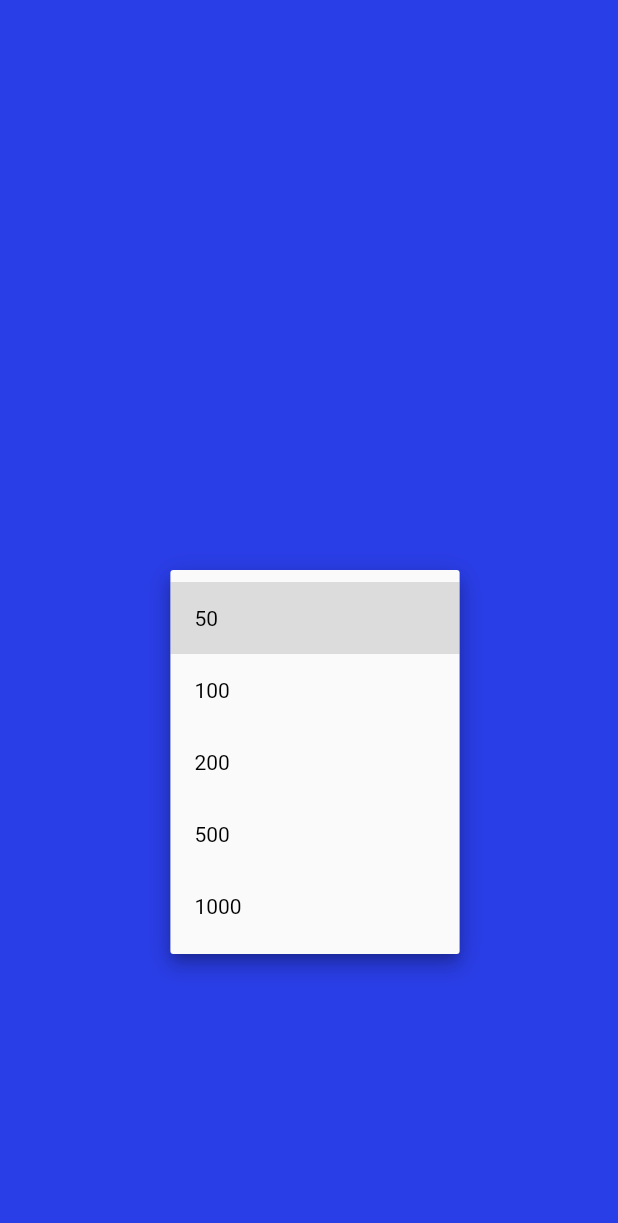
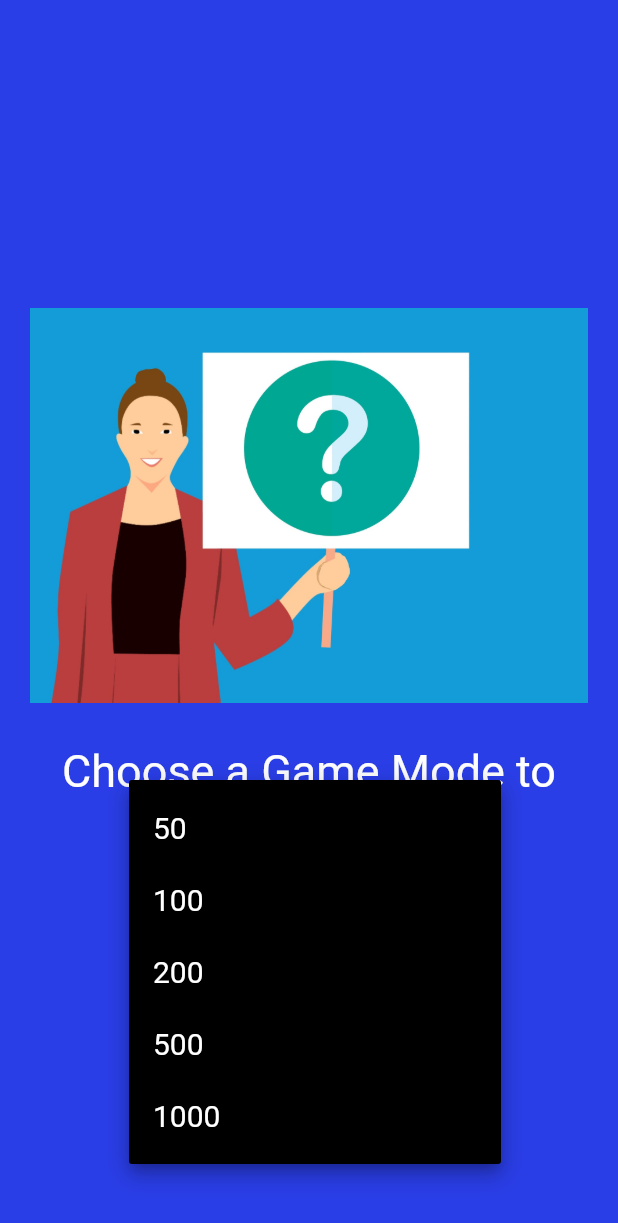
Before and after one commit to anarghya-das/FlutterGameApp, a Flutter app: the screen it shows after launch, after a tap on "Select a Game Mode", on a phone screen of 412 x 824 dp. Shown: the top 1223 px of the screen. Run offline on Flutter 3.47's test engine with Material 2 defaults, Android fonts, the light colour scheme and no system bars; our stand-ins replace audioplayers.

Commit message:
added navigation to game screen

```diff
--- a/lib/main.dart
+++ b/lib/main.dart
@@ -1,30 +1,45 @@
 import 'dart:async';
+import 'package:audioplayers/audioplayers.dart';
 import 'package:flutter/material.dart';
 import 'dart:math' as math;
 import 'package:audioplayers/audio_cache.dart';
 
-void main() => runApp(MaterialApp(
+void main() => runApp(MainScreen());
+
+class MainScreen extends StatelessWidget with WidgetsBindingObserver{
+
+  @override
+  void didChangeAppLifecycleState(AppLifecycleState state) => print("State Changed!");
+
+  @override
+  Widget build(BuildContext context) {
+    return MaterialApp(
       debugShowCheckedModeBanner: false,
       home: Scaffold(
         body: MyApp(),
       ),
-    ));
+    );
+  }
+
+}
 
 class MyApp extends StatefulWidget {
   @override
   MyAppState createState() => MyAppState();
 }
 
-class MyAppState extends State<MyApp> {
-  Color bcolor=Colors.blue;
+class MyAppState extends State<MyApp> with WidgetsBindingObserver {
+  Color bcolor = Colors.blue;
   Timer timer;
   var r = new math.Random();
   static AudioCache player = new AudioCache();
+  Future<AudioPlayer> audioPlayer;
+  AudioPlayer ap;
 
   @override
   void initState() {
     super.initState();
-    player.loop('kahoot.mp3');
+    audioPlayer = player.loop('kahoot.mp3');
     timer = new Timer.periodic(new Duration(seconds: 2), (Timer timer) {
       setState(() {
         bcolor =
@@ -40,8 +55,28 @@ class MyAppState extends State<MyApp> {
       duration: Duration(seconds: 2),
       color: bcolor,
       child: Center(
+          child: Column(
+        mainAxisAlignment: MainAxisAlignment.center,
+        children: <Widget>[
+          Padding(
+            padding: const EdgeInsets.all(20.0),
+            child: Image.asset("images/ask.png"),
+          ),
+          Padding(
+            padding: const EdgeInsets.all(8.0),
+            child: Text(
+              "Choose a Game Mode to Start!",
+              textAlign: TextAlign.center,
+              style: TextStyle(fontSize: 30.0, color: Colors.white),
+            ),
+          ),
+          Padding(
+            padding: const EdgeInsets.all(8.0),
+            child: Theme(
+              data: Theme.of(context).copyWith(canvasColor: Colors.black),
               child: DropdownButton<String>(
-        items: <String>['50', '100', '200', '500', '1000'].map((String value) {
+                items: <String>['50', '100', '200', '500', '1000']
+                    .map((String value) {
                   return DropdownMenuItem<String>(
                     value: value,
                     child: Text(value),
@@ -50,14 +85,56 @@ class MyAppState extends State<MyApp> {
                 hint: Text("Select a Game Mode"),
                 onChanged: (value) {
                   selectedItem = value;
-          print("You selected $value");
-          Scaffold.of(context).showSnackBar( SnackBar(content: Text("You selected $selectedItem")));
+                  audioPlayer.then((AudioPlayer val) => val.pause());
+                  Navigator.push(context, MaterialPageRoute(
+                    builder: (context) => GameScreen(value),
+                  ));
+                  // Scaffold.of(context).showSnackBar(
+                  //     SnackBar(content: Text("You selected $selectedItem")));
                 },
                 value: selectedItem,
                 style: TextStyle(
-          color: Colors.black,
+                  color: Colors.white,
+                  fontSize: 20,
                 ),
+              ),
+            ),
+          )
+        ],
       )),
     );
   }
 }
+
+class GameScreen extends StatefulWidget {
+  String _gameValue;
+  GameScreen(this._gameValue);
+  @override
+  State<StatefulWidget> createState() {
+    return GameScreenState(_gameValue);
+  }
+}
+
+class GameScreenState extends State<GameScreen> {
+  String _gameValue;
+  GameScreenState(this._gameValue);
+  @override
+  Widget build(BuildContext context) {
+    return MaterialApp(
+      home: Scaffold(
+        body: Column(
+          mainAxisAlignment: MainAxisAlignment.center,
+          children: <Widget>[
+            Center(child: Text("Welcome to the Game Mode: $_gameValue")),
+            RaisedButton(
+              child: Text("Back"),
+              onPressed: () {
+                Navigator.pop(context);
+              },
+            )
+          ],
+        ),
+      ),
+    );
+  }
+}
```
Lines whose indentation alone changed are shown as unchanged.
